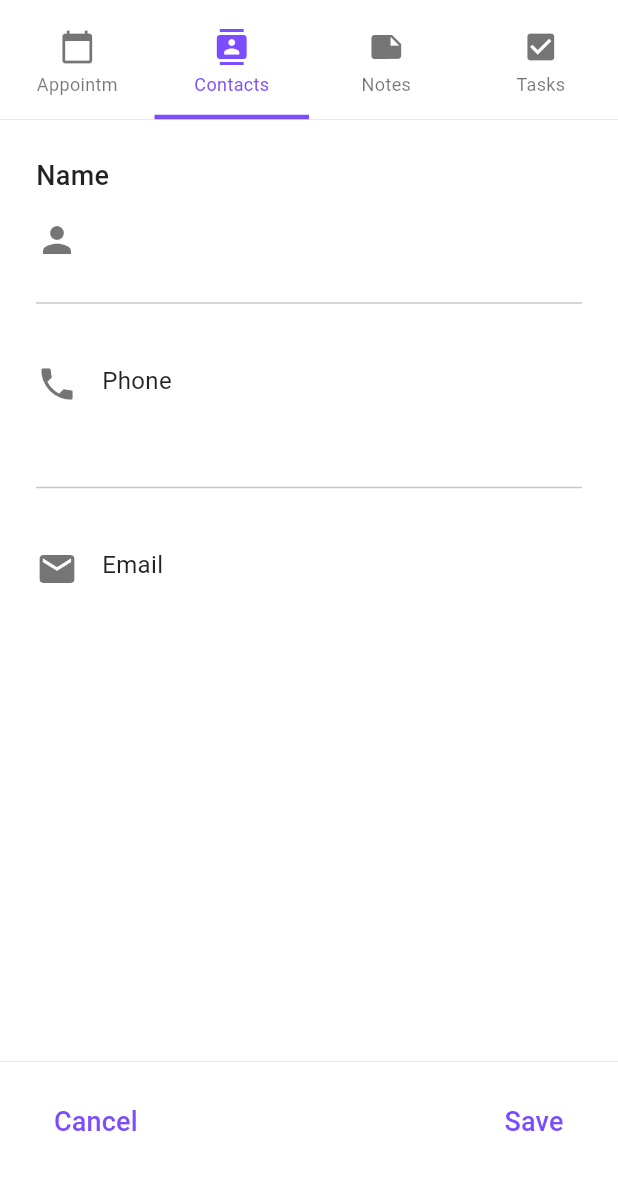
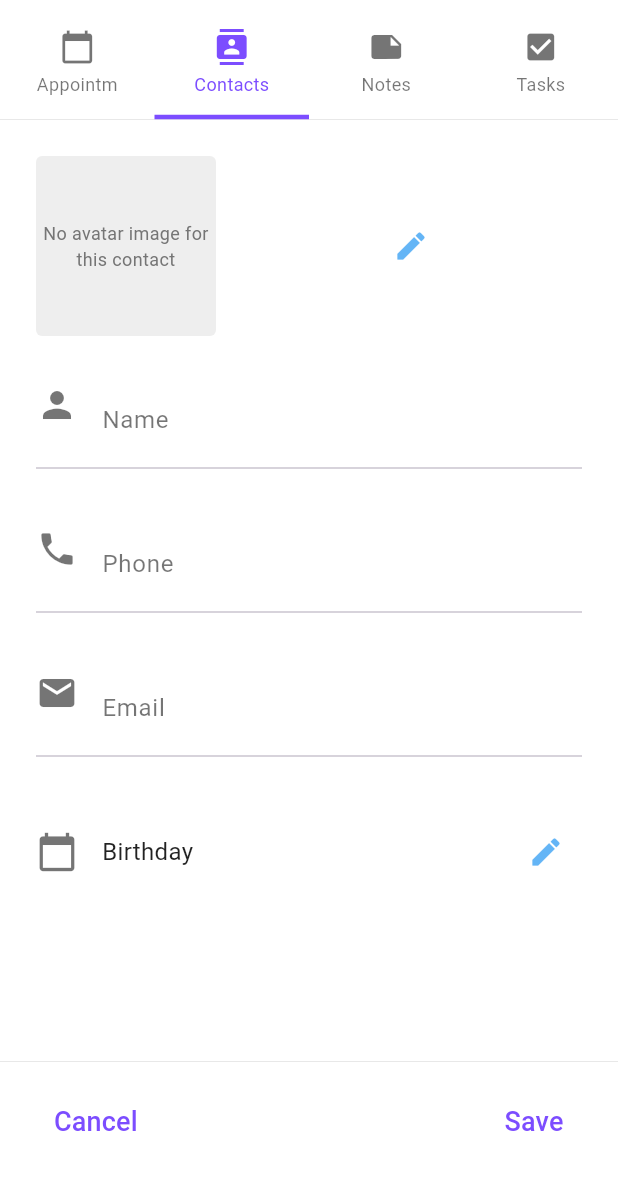
Before and after one commit to luisfelipe03/projetos_tcc, a Flutter app: the ContactEntryScreen screen opened directly, on a phone screen of 412 x 824 dp, the part 54-1236 px from its top. Run offline on Flutter 3.47's test engine with Material 3 defaults, Android fonts, the phone set to English and light mode, and no system bars; our stand-ins replace flutter_slidable, image_picker, sqflite; accounts and stored records are empty.

Commit message:
v3: Iteração 12

```diff
--- a/3_flutterbook_to_do_list_notes_contacts_v3/lib/views/contact_entry_screen.dart
+++ b/3_flutterbook_to_do_list_notes_contacts_v3/lib/views/contact_entry_screen.dart
@@ -1,4 +1,6 @@
+import 'dart:io';
 import 'package:flutter/material.dart';
+import 'package:image_picker/image_picker.dart';
 import '../core/constants.dart';
 import '../core/theme.dart';
 import '../widgets/custom_app_bar.dart';
@@ -15,6 +17,9 @@ class _ContactEntryScreenState extends State<ContactEntryScreen> {
   final _nameController = TextEditingController();
   final _phoneController = TextEditingController();
   final _emailController = TextEditingController();
+  final ImagePicker _picker = ImagePicker();
+  File? _avatarImage;
+  DateTime? _selectedBirthday;
 
   @override
   void dispose() {
@@ -22,6 +27,109 @@ class _ContactEntryScreenState extends State<ContactEntryScreen> {
     _phoneController.dispose();
     _emailController.dispose();
     super.dispose();
+  }
+
+  Future<void> _pickImage(ImageSource source) async {
+    try {
+      final XFile? pickedFile = await _picker.pickImage(
+        source: source,
+        maxWidth: 512,
+        maxHeight: 512,
+        imageQuality: 85,
+      );
+
+      if (pickedFile != null) {
+        setState(() {
+          _avatarImage = File(pickedFile.path);
+        });
+      }
+    } catch (e) {
+      if (!mounted) return;
+      ScaffoldMessenger.of(
+        context,
+      ).showSnackBar(SnackBar(content: Text('Error picking image: $e')));
+    }
+  }
+
+  void _showImageSourceDialog() {
+    showDialog(
+      context: context,
+      builder: (BuildContext context) {
+        return AlertDialog(
+          backgroundColor: Colors.white,
+          shape: RoundedRectangleBorder(
+            borderRadius: BorderRadius.circular(16),
+          ),
+          contentPadding: const EdgeInsets.symmetric(vertical: 16),
+          content: Column(
+            mainAxisSize: MainAxisSize.min,
+            children: [
+              ListTile(
+                title: const Text(
+                  'Take a picture',
+                  style: TextStyle(fontSize: 16),
+                ),
+                onTap: () {
+                  Navigator.pop(context);
+                  _pickImage(ImageSource.camera);
+                },
+              ),
+              ListTile(
+                title: const Text(
+                  'Select From Gallery',
+                  style: TextStyle(fontSize: 16),
+                ),
+                onTap: () {
+                  Navigator.pop(context);
+                  _pickImage(ImageSource.gallery);
+                },
+              ),
+            ],
+          ),
+        );
+      },
+    );
+  }
+
+  Future<void> _selectBirthday() async {
+    final DateTime? picked = await showDatePicker(
+      context: context,
+      initialDate: _selectedBirthday ?? DateTime(1995, 12, 3),
+      firstDate: DateTime(1900),
+      lastDate: DateTime.now(),
+      builder: (context, child) {
+        return Theme(
+          data: Theme.of(context).copyWith(
+            colorScheme: const ColorScheme.light(primary: AppColors.primary),
+          ),
+          child: child!,
+        );
+      },
+    );
+    if (picked != null) {
+      setState(() {
+        _selectedBirthday = picked;
+      });
+    }
+  }
+
+  String _formatDate(DateTime? date) {
+    if (date == null) return '';
+    final months = [
+      'January',
+      'February',
+      'March',
+      'April',
+      'May',
+      'June',
+      'July',
+      'August',
+      'September',
+      'October',
+      'November',
+      'December',
+    ];
+    return '${months[date.month - 1]} ${date.day}, ${date.year}';
   }
 
   Future<void> _saveContact() async {
@@ -51,13 +159,61 @@ class _ContactEntryScreenState extends State<ContactEntryScreen> {
     return Scaffold(
       backgroundColor: AppColors.background,
       appBar: CustomAppBar(bottom: const NavigationTabs(selectedIndex: 1)),
-      body: Padding(
+      body: SingleChildScrollView(
+        child: Padding(
           padding: const EdgeInsets.all(AppSizes.paddingLarge),
           child: Column(
             crossAxisAlignment: CrossAxisAlignment.start,
             children: [
-            Text('Name', style: AppTheme.subtitleStyle),
-            const SizedBox(height: AppSizes.paddingMedium),
+              // Avatar section
+              GestureDetector(
+                onTap: _showImageSourceDialog,
+                child: Row(
+                  children: [
+                    Container(
+                      width: 120,
+                      height: 120,
+                      decoration: BoxDecoration(
+                        color: Colors.grey[200],
+                        borderRadius: BorderRadius.circular(4),
+                      ),
+                      child:
+                          _avatarImage != null
+                              ? ClipRRect(
+                                borderRadius: BorderRadius.circular(4),
+                                child: Image.file(
+                                  _avatarImage!,
+                                  fit: BoxFit.cover,
+                                ),
+                              )
+                              : Center(
+                                child: Text(
+                                  'No avatar image for this contact',
+                                  textAlign: TextAlign.center,
+                                  style: TextStyle(
+                                    color: Colors.grey[600],
+                                    fontSize: 12,
+                                  ),
+                                ),
+                              ),
+                    ),
+                    const SizedBox(width: 16),
+                    Expanded(
+                      child: IconButton(
+                        icon: Icon(
+                          Icons.edit,
+                          color: AppColors.accent,
+                          size: AppSizes.iconSize,
+                        ),
+                        onPressed: _showImageSourceDialog,
+                      ),
+                    ),
+                  ],
+                ),
+              ),
+              const SizedBox(height: 32),
+
+              // Name field
               Row(
                 crossAxisAlignment: CrossAxisAlignment.start,
                 children: [
@@ -72,7 +228,8 @@ class _ContactEntryScreenState extends State<ContactEntryScreen> {
                       controller: _nameController,
                       decoration: const InputDecoration(
                         border: InputBorder.none,
-                      hintText: '',
+                        hintText: 'Name',
+                        hintStyle: TextStyle(color: AppColors.textSecondary),
                       ),
                       style: AppTheme.bodyStyle,
                     ),
@@ -81,6 +238,8 @@ class _ContactEntryScreenState extends State<ContactEntryScreen> {
               ),
               const Divider(thickness: 1),
               const SizedBox(height: 32),
+
+              // Phone field
               Row(
                 crossAxisAlignment: CrossAxisAlignment.start,
                 children: [
@@ -91,27 +250,23 @@ class _ContactEntryScreenState extends State<ContactEntryScreen> {
                   ),
                   const SizedBox(width: AppSizes.paddingMedium),
                   Expanded(
-                  child: Column(
-                    crossAxisAlignment: CrossAxisAlignment.start,
-                    children: [
-                      Text('Phone', style: AppTheme.bodyStyle),
-                      const SizedBox(height: 4),
-                      TextField(
+                    child: TextField(
                       controller: _phoneController,
                       decoration: const InputDecoration(
                         border: InputBorder.none,
-                          hintText: '',
+                        hintText: 'Phone',
+                        hintStyle: TextStyle(color: AppColors.textSecondary),
                       ),
-                        style: AppTheme.bodySecondaryStyle,
+                      style: AppTheme.bodyStyle,
                       keyboardType: TextInputType.phone,
-                      ),
-                    ],
                     ),
                   ),
                 ],
               ),
               const Divider(thickness: 1),
               const SizedBox(height: 32),
+
+              // Email field
               Row(
                 crossAxisAlignment: CrossAxisAlignment.start,
                 children: [
@@ -122,26 +277,58 @@ class _ContactEntryScreenState extends State<ContactEntryScreen> {
                   ),
                   const SizedBox(width: AppSizes.paddingMedium),
                   Expanded(
-                  child: Column(
-                    crossAxisAlignment: CrossAxisAlignment.start,
-                    children: [
-                      Text('Email', style: AppTheme.bodyStyle),
-                      const SizedBox(height: 4),
-                      TextField(
+                    child: TextField(
                       controller: _emailController,
                       decoration: const InputDecoration(
                         border: InputBorder.none,
-                          hintText: '',
+                        hintText: 'Email',
+                        hintStyle: TextStyle(color: AppColors.textSecondary),
                       ),
-                        style: AppTheme.bodySecondaryStyle,
+                      style: AppTheme.bodyStyle,
                       keyboardType: TextInputType.emailAddress,
-                      ),
-                    ],
                     ),
                   ),
                 ],
               ),
+              const Divider(thickness: 1),
+              const SizedBox(height: 32),
+
+              // Birthday field
+              Row(
+                children: [
+                  const Icon(
+                    Icons.calendar_today,
+                    size: AppSizes.iconSizeLarge,
+                    color: AppColors.textSecondary,
+                  ),
+                  const SizedBox(width: AppSizes.paddingMedium),
+                  Expanded(
+                    child: Column(
+                      crossAxisAlignment: CrossAxisAlignment.start,
+                      children: [
+                        Text('Birthday', style: AppTheme.bodyStyle),
+                        if (_selectedBirthday != null) ...[
+                          const SizedBox(height: 4),
+                          Text(
+                            _formatDate(_selectedBirthday),
+                            style: AppTheme.bodySecondaryStyle,
+                          ),
                         ],
+                      ],
+                    ),
+                  ),
+                  IconButton(
+                    icon: const Icon(
+                      Icons.edit,
+                      color: AppColors.accent,
+                      size: AppSizes.iconSize,
+                    ),
+                    onPressed: _selectBirthday,
+                  ),
+                ],
+              ),
+            ],
+          ),
         ),
       ),
       bottomNavigationBar: Container(
--- a/3_flutterbook_to_do_list_notes_contacts_v3/lib/views/contacts_screen.dart
+++ b/3_flutterbook_to_do_list_notes_contacts_v3/lib/views/contacts_screen.dart
@@ -14,9 +14,7 @@ class ContactsScreen extends StatelessWidget {
         onPressed: () {
           Navigator.push(
             context,
-            MaterialPageRoute(
-              builder: (context) => const ContactEntryScreen(),
-            ),
+            MaterialPageRoute(builder: (context) => const ContactEntryScreen()),
           );
         },
         backgroundColor: AppColors.secondary,
--- a/3_flutterbook_to_do_list_notes_contacts_v3/pubspec.yaml
+++ b/3_flutterbook_to_do_list_notes_contacts_v3/pubspec.yaml
@@ -38,6 +38,7 @@ dependencies:
   flutter_slidable: ^3.0.1
   sqflite: ^2.2.8
   path: ^1.8.3
+  image_picker: ^1.0.7
 
 dev_dependencies:
   flutter_test:
```
Also changed, not shown: 3_flutterbook_to_do_list_notes_contacts_v3/pubspec.lock, 2 other files. Lines whose indentation alone changed are shown as unchanged.
